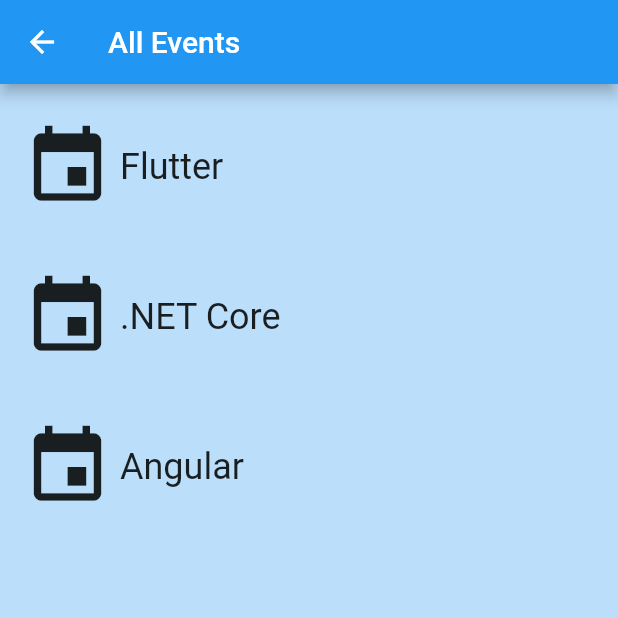
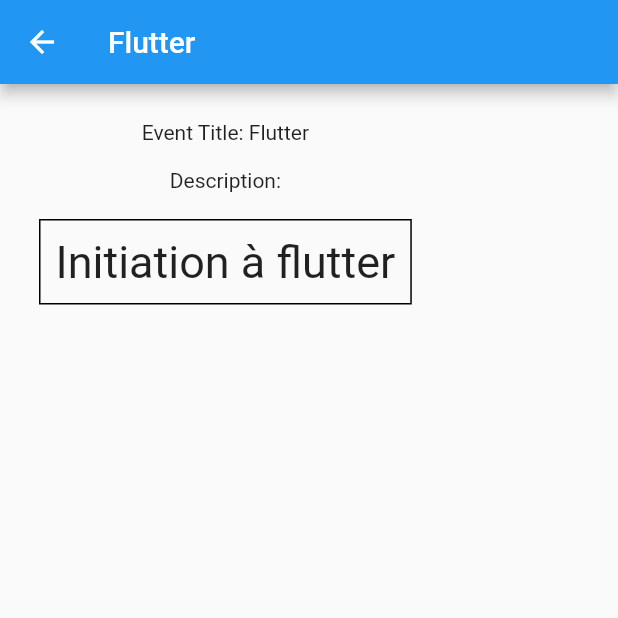
Before and after one commit to Petrol-/flutter-event, a Flutter app: the AllEvents screen opened directly, after a tap on "Flutter", on a phone screen of 412 x 824 dp, the top half of it. Run offline on Flutter 3.47's test engine with Material 2 defaults, Android fonts, the phone set to English and light mode, and no system bars.

Commit message:
l'ajout de la page event_detail

```diff
--- a/lib/event.dart
+++ b/lib/event.dart
@@ -1,5 +1,5 @@
 import 'package:flutter/material.dart';
-
+import './event_detail.dart';
 
 final _rowHeight = 100.0;
 final _borderRadius = BorderRadius.circular(_rowHeight / 2);
@@ -38,7 +38,9 @@ class Event extends StatelessWidget {
           highlightColor: Colors.blue[300],
           splashColor: Colors.blue[300],
           onTap: () {
-            print('I was tapped!');
+           Navigator.push(context,
+           MaterialPageRoute(
+                                  builder: (context) => EventDetail(event: this,)));
           },
           child: Padding(
             padding: EdgeInsets.all(5.0),
--- /dev/null
+++ b/lib/event_detail.dart
@@ -0,0 +1,50 @@
+import 'package:flutter/material.dart';
+import './event.dart';
+
+class EventDetail extends StatelessWidget {
+  final Event event;
+
+  EventDetail({Key key, @required this.event}) : super(key: key);
+
+  @override
+  Widget build(BuildContext context) {
+    return Scaffold(
+      appBar: AppBar(
+        backgroundColor: Colors.blue,
+        title: Text("${event.title}"),
+      ),
+      body: Padding(
+          padding: EdgeInsets.all(16.0),
+          child: Column(
+            children: <Widget>[
+              Padding(
+                padding: const EdgeInsets.all(8.0),
+                child: Text("Event Title: " + event.title,
+                textAlign: TextAlign.right,),
+              ),
+              Padding(
+                padding: const EdgeInsets.all(8.0),
+                child: Text("Description:",
+                textAlign: TextAlign.right,),
+              ),
+              Container(
+                margin: const EdgeInsets.all(10.0),
+                padding: const EdgeInsets.all(10.0),
+                decoration:
+                myBoxDecoration(),
+                child: Text(
+                  '${event.description}',
+                  style: TextStyle(fontSize: 30.0),
+                ),
+              ),
+            ],
+          )),
+    );
+  }
+}
+
+BoxDecoration myBoxDecoration() {
+  return BoxDecoration(
+    border: Border.all(),
+  );
+}
```
Also changed, not shown: lib/main.dart (line endings or trailing spaces).
